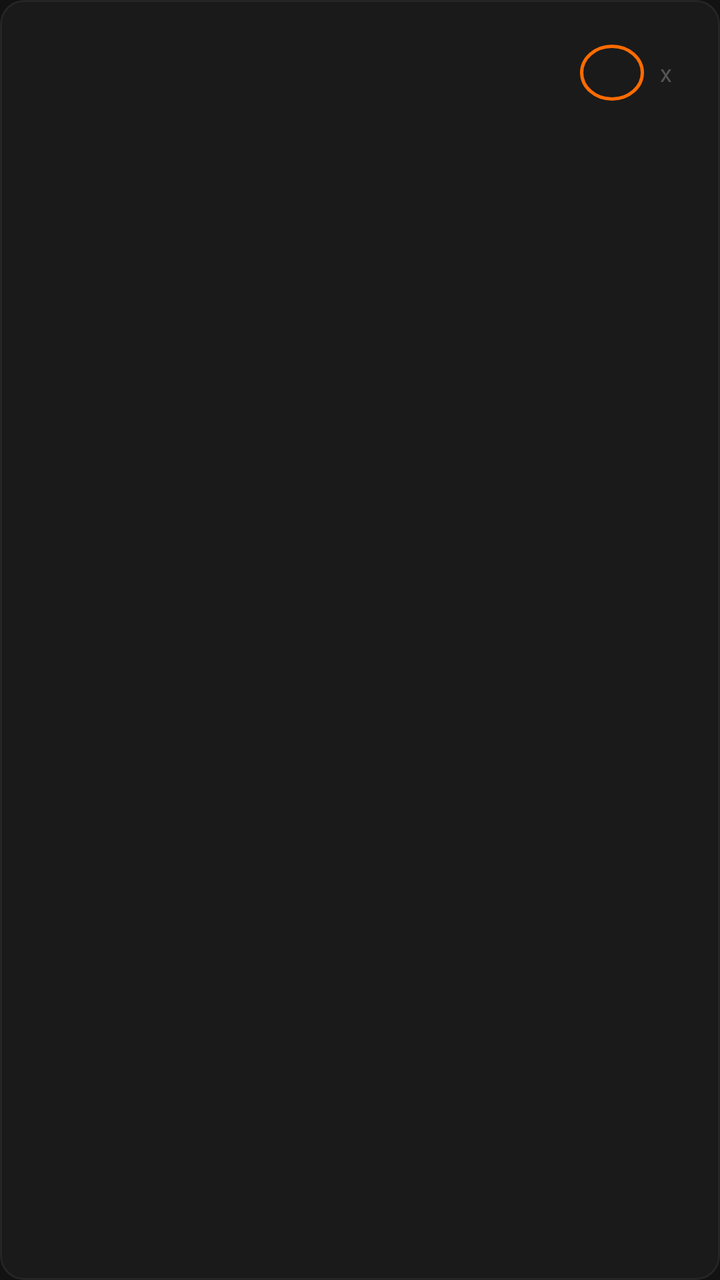
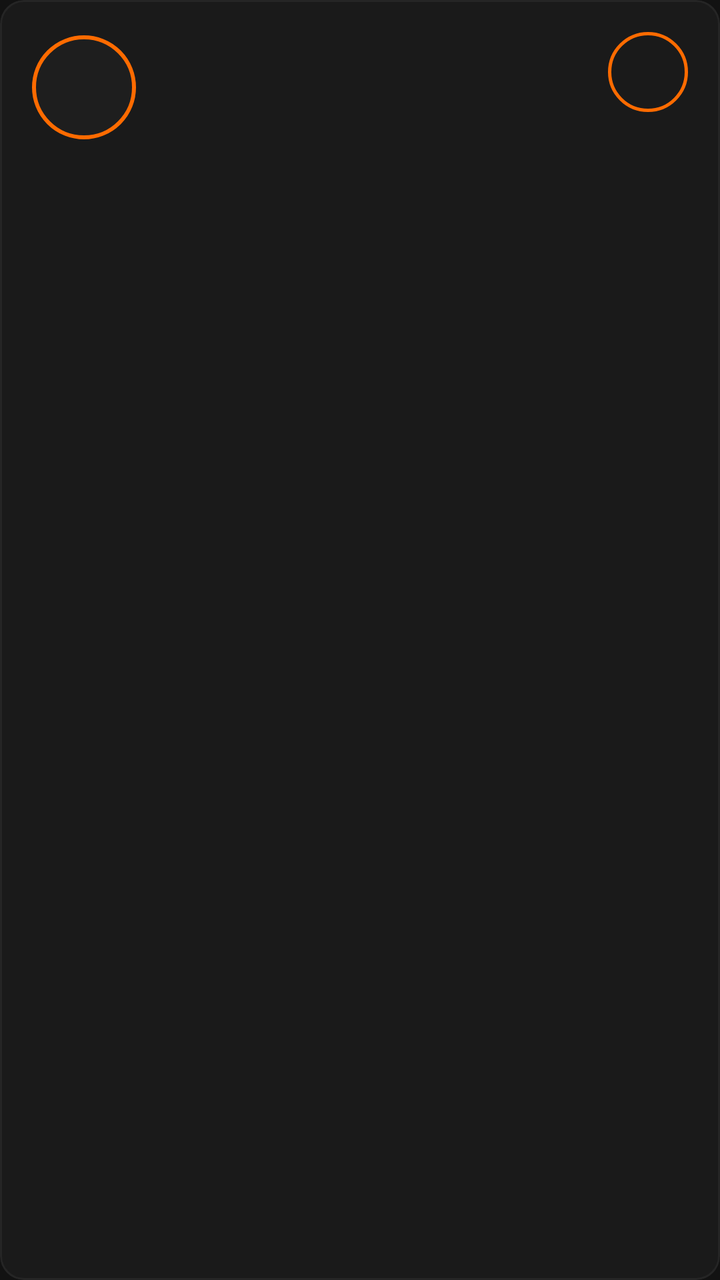

Compare the two renders of this Android layout. The source of the first and the diff that turns it into the second are given below.
<!-- AndroidManifest.xml: application theme Theme.ArcadeFitness -->
<!-- res/layout/item_exercise.xml -->
<?xml version="1.0" encoding="utf-8"?>
<com.google.android.material.card.MaterialCardView xmlns:android="http://schemas.android.com/apk/res/android"
    xmlns:app="http://schemas.android.com/apk/res-auto"
    android:layout_width="match_parent"
    android:layout_height="wrap_content"
    android:layout_marginBottom="@dimen/space_sm"
    app:cardBackgroundColor="@color/bg_card"
    app:cardCornerRadius="@dimen/radius_md"
    app:cardElevation="0dp"
    app:strokeWidth="1dp"
    app:strokeColor="@color/border_default">

    <LinearLayout
        android:layout_width="match_parent"
        android:layout_height="wrap_content"
        android:orientation="horizontal"
        android:padding="@dimen/space_md"
        android:gravity="center_vertical">

        <LinearLayout
            android:layout_width="0dp"
            android:layout_height="wrap_content"
            android:layout_weight="1"
            android:orientation="vertical">

            <TextView
                android:id="@+id/tvExerciseName"
                android:layout_width="wrap_content"
                android:layout_height="wrap_content"
                android:textSize="15sp"
                android:textStyle="bold"
                android:textColor="@color/text_primary" />

            <TextView
                android:id="@+id/tvMuscleGroup"
                android:layout_width="wrap_content"
                android:layout_height="wrap_content"
                android:textSize="12sp"
                android:textColor="@color/text_muted"
                android:layout_marginTop="@dimen/space_xs" />

        </LinearLayout>

        <LinearLayout
            android:layout_width="wrap_content"
            android:layout_height="wrap_content"
            android:orientation="horizontal"
            android:gravity="center_vertical">

            <TextView
                android:id="@+id/tvDefaultSets"
                android:layout_width="32dp"
                android:layout_height="28dp"
                android:gravity="center"
                android:textSize="13sp"
                android:textStyle="bold"
                android:textColor="@color/orange_primary"
                android:background="@drawable/bg_ring_outer"
                android:layout_marginEnd="@dimen/space_sm" />

            <TextView
                android:layout_width="wrap_content"
                android:layout_height="wrap_content"
                android:text="x"
                android:textSize="12sp"
                android:textColor="@color/text_muted"
                android:layout_marginEnd="@dimen/space_sm" />

            <TextView
                android:id="@+id/tvDefaultReps"
                android:layout_width="wrap_content"
                android:layout_height="wrap_content"
                android:textSize="13sp"
                android:textStyle="bold"
                android:textColor="@color/text_primary" />

        </LinearLayout>

    </LinearLayout>

</com.google.android.material.card.MaterialCardView>
<!-- resources referenced by this layout -->
<resources>
  <color name="bg_card">#1A1A1A</color>
  <color name="border_default">#252525</color>
  <color name="orange_primary">#FF6B00</color>
  <color name="text_muted">#555555</color>
  <color name="text_primary">#FFFFFF</color>
  <dimen name="radius_md">12dp</dimen>
  <dimen name="space_md">16dp</dimen>
  <dimen name="space_sm">8dp</dimen>
  <dimen name="space_xs">4dp</dimen>
  <!-- drawable bg_ring_outer (drawable) -->
  <?xml version="1.0" encoding="utf-8"?>
  <shape xmlns:android="http://schemas.android.com/apk/res/android"
      android:shape="oval">
      <stroke android:width="1.5dp" android:color="@color/orange_primary" />
      <solid android:color="@color/transparent" />
  </shape>
  <style name="Theme.ArcadeFitness" parent="Theme.MaterialComponents.DayNight.NoActionBar">
          <item name="colorPrimary">@color/orange_primary</item>
          <item name="colorPrimaryVariant">@color/orange_dark</item>
          <item name="colorOnPrimary">@color/white</item>
          <item name="colorSecondary">@color/orange_light</item>
          <item name="colorOnSecondary">@color/white</item>
          <item name="android:windowBackground">@color/bg_primary</item>
          <item name="android:statusBarColor">@color/status_bar</item>
          <item name="android:navigationBarColor">@color/nav_bar</item>
          <item name="android:windowLightStatusBar">false</item>
          <item name="android:textColor">@color/text_primary</item>
      </style>
  <color name="transparent">#00000000</color>
  <color name="orange_dark">#CC5500</color>
  <color name="white">#FFFFFF</color>
  <color name="orange_light">#FF8C33</color>
  <color name="bg_primary">#121212</color>
  <color name="status_bar">#121212</color>
  <color name="nav_bar">#161616</color>
</resources>

<!-- the commit's change to res/layout/item_exercise.xml (unified diff, before → after) -->
@@ -1,81 +1,19 @@
-<?xml version="1.0" encoding="utf-8"?>
-<com.google.android.material.card.MaterialCardView xmlns:android="http://schemas.android.com/apk/res/android"
-    xmlns:app="http://schemas.android.com/apk/res-auto"
-    android:layout_width="match_parent"
-    android:layout_height="wrap_content"
-    android:layout_marginBottom="@dimen/space_sm"
-    app:cardBackgroundColor="@color/bg_card"
-    app:cardCornerRadius="@dimen/radius_md"
-    app:cardElevation="0dp"
-    app:strokeWidth="1dp"
-    app:strokeColor="@color/border_default">
-
-    <LinearLayout
-        android:layout_width="match_parent"
-        android:layout_height="wrap_content"
-        android:orientation="horizontal"
-        android:padding="@dimen/space_md"
-        android:gravity="center_vertical">
-
-        <LinearLayout
-            android:layout_width="0dp"
-            android:layout_height="wrap_content"
-            android:layout_weight="1"
-            android:orientation="vertical">
-
-            <TextView
-                android:id="@+id/tvExerciseName"
-                android:layout_width="wrap_content"
-                android:layout_height="wrap_content"
-                android:textSize="15sp"
-                android:textStyle="bold"
-                android:textColor="@color/text_primary" />
-
-            <TextView
-                android:id="@+id/tvMuscleGroup"
-                android:layout_width="wrap_content"
-                android:layout_height="wrap_content"
-                android:textSize="12sp"
-                android:textColor="@color/text_muted"
-                android:layout_marginTop="@dimen/space_xs" />
-
+<com.google.android.material.card.MaterialCardView xmlns:android="http://schemas.android.com/apk/res/android" xmlns:app="http://schemas.android.com/apk/res-auto" android:layout_width="match_parent" android:layout_height="wrap_content" android:layout_marginBottom="@dimen/space_sm" app:cardBackgroundColor="@color/bg_card" app:cardCornerRadius="@dimen/radius_md" app:cardElevation="0dp" app:strokeWidth="1dp" app:strokeColor="@color/border_default">
+    <LinearLayout android:layout_width="match_parent" android:layout_height="wrap_content" android:orientation="horizontal" android:padding="@dimen/space_md" android:gravity="center_vertical">
+        
+        <FrameLayout android:layout_width="52dp" android:layout_height="52dp" android:background="@drawable/bg_logo_circle" android:layout_marginEnd="@dimen/space_md">
+            <TextView android:id="@+id/tvMuscleIcon" android:layout_width="wrap_content" android:layout_height="wrap_content" android:layout_gravity="center" android:textSize="24sp"/>
+        </FrameLayout>
+        
+        <LinearLayout android:layout_width="0dp" android:layout_height="wrap_content" android:layout_weight="1" android:orientation="vertical">
+            <TextView android:id="@+id/tvExerciseName" android:layout_width="wrap_content" android:layout_height="wrap_content" android:textSize="15sp" android:textStyle="bold" android:textColor="@color/text_primary"/>
+            <TextView android:id="@+id/tvMuscleGroup" android:layout_width="wrap_content" android:layout_height="wrap_content" android:textSize="12sp" android:textColor="@color/orange_primary" android:layout_marginTop="2dp"/>
+            <TextView android:id="@+id/tvDescription" android:layout_width="wrap_content" android:layout_height="wrap_content" android:textSize="11sp" android:textColor="@color/text_muted" android:layout_marginTop="2dp" android:maxLines="1" android:ellipsize="end"/>
         </LinearLayout>
-
-        <LinearLayout
-            android:layout_width="wrap_content"
-            android:layout_height="wrap_content"
-            android:orientation="horizontal"
-            android:gravity="center_vertical">
-
-            <TextView
-                android:id="@+id/tvDefaultSets"
-                android:layout_width="32dp"
-                android:layout_height="28dp"
-                android:gravity="center"
-                android:textSize="13sp"
-                android:textStyle="bold"
-                android:textColor="@color/orange_primary"
-                android:background="@drawable/bg_ring_outer"
-                android:layout_marginEnd="@dimen/space_sm" />
-
-            <TextView
-                android:layout_width="wrap_content"
-                android:layout_height="wrap_content"
-                android:text="x"
-                android:textSize="12sp"
-                android:textColor="@color/text_muted"
-                android:layout_marginEnd="@dimen/space_sm" />
-
-            <TextView
-                android:id="@+id/tvDefaultReps"
-                android:layout_width="wrap_content"
-                android:layout_height="wrap_content"
-                android:textSize="13sp"
-                android:textStyle="bold"
-                android:textColor="@color/text_primary" />
-
+        
+        <LinearLayout android:layout_width="wrap_content" android:layout_height="wrap_content" android:orientation="vertical" android:gravity="center" android:layout_marginStart="@dimen/space_sm">
+            <TextView android:id="@+id/tvDefaultSets" android:layout_width="40dp" android:layout_height="40dp" android:gravity="center" android:textSize="14sp" android:textStyle="bold" android:textColor="@color/orange_primary" android:background="@drawable/bg_ring_outer"/>
+            <TextView android:id="@+id/tvDefaultReps" android:layout_width="wrap_content" android:layout_height="wrap_content" android:textSize="10sp" android:textColor="@color/text_muted" android:gravity="center" android:layout_marginTop="2dp"/>
         </LinearLayout>
-
     </LinearLayout>
-
 </com.google.android.material.card.MaterialCardView>
<!-- resource entries referenced after the edit -->
@@ -8,7 +8,13 @@
   <dimen name="radius_md">12dp</dimen>
   <dimen name="space_md">16dp</dimen>
   <dimen name="space_sm">8dp</dimen>
-  <dimen name="space_xs">4dp</dimen>
+  <!-- drawable bg_logo_circle (drawable) -->
+  <?xml version="1.0" encoding="utf-8"?>
+  <shape xmlns:android="http://schemas.android.com/apk/res/android"
+      android:shape="oval">
+      <solid android:color="#1E1E1E" />
+      <stroke android:width="2dp" android:color="@color/orange_primary" />
+  </shape>
   <!-- drawable bg_ring_outer (drawable) -->
   <?xml version="1.0" encoding="utf-8"?>
   <shape xmlns:android="http://schemas.android.com/apk/res/android"
